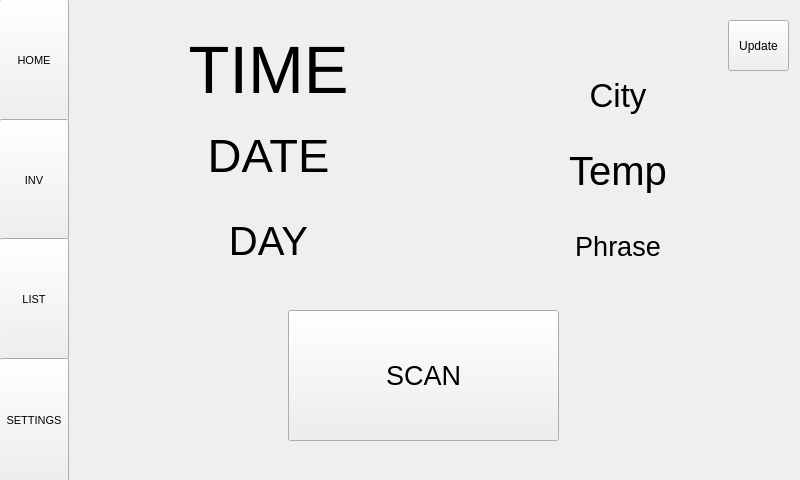
jspinn/Foodventory, file mainwindow.ui: the form before one commit.
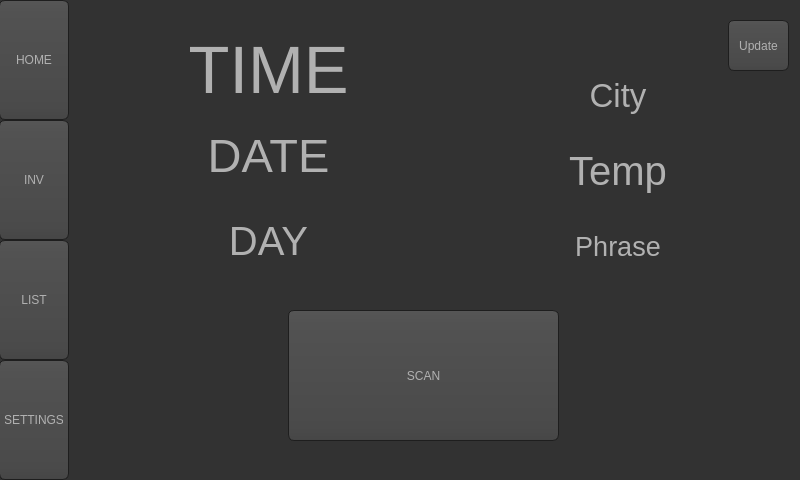
The form after the commit.

Diff of the .ui file:
```diff
--- a/mainwindow.ui
+++ b/mainwindow.ui
@@ -18,6 +18,227 @@
   <property name="windowTitle">
    <string>Foodventory</string>
   </property>
+  <property name="styleSheet">
+   <string notr="true">QWidget
+    {
+        color: #b1b1b1;
+        background-color: #323232;
+    }
+
+
+    QWidget:item:selected
+    {
+        background-color: QLinearGradient( x1: 0, y1: 0, x2: 0, y2: 1, stop: 0 #ffa02f, stop: 1 #00eaff);
+    }
+
+    QWidget:disabled
+    {
+        color: #404040;
+        background-color: #323232;
+    }
+
+    QAbstractItemView
+    {
+        background-color: QLinearGradient( x1: 0, y1: 0, x2: 0, y2: 1, stop: 0 #4d4d4d, stop: 0.1 #646464, stop: 1 #5d5d5d);
+    }
+
+    QWidget:focus
+    {
+        /*border: 2px solid QLinearGradient( x1: 0, y1: 0, x2: 0, y2: 1, stop: 0 #ffa02f, stop: 1 #00eaff);*/
+    }
+
+    QLineEdit
+    {
+        background-color: QLinearGradient( x1: 0, y1: 0, x2: 0, y2: 1, stop: 0 #4d4d4d, stop: 0 #646464, stop: 1 #5d5d5d);
+        padding: 1px;
+        border-style: solid;
+        border: 1px solid #1e1e1e;
+        border-radius: 5;
+    }
+
+    QPushButton
+    {
+        color: #b1b1b1;
+        background-color: QLinearGradient( x1: 0, y1: 0, x2: 0, y2: 1, stop: 0 #565656, stop: 0.1 #525252, stop: 0.5 #4e4e4e, stop: 0.9 #4a4a4a, stop: 1 #464646);
+        border-width: 1px;
+        border-color: #1e1e1e;
+        border-style: solid;
+        border-radius: 6;
+        padding: 3px;
+        font-size: 12px;
+        padding-left: 5px;
+        padding-right: 5px;
+    }
+
+    QPushButton:pressed
+    {
+        background-color: QLinearGradient( x1: 0, y1: 0, x2: 0, y2: 1, stop: 0 #2d2d2d, stop: 0.1 #2b2b2b, stop: 0.5 #292929, stop: 0.9 #282828, stop: 1 #252525);
+    }
+
+    QPushButton:checked
+    {
+        background-color: QLinearGradient( x1: 0, y1: 0, x2: 0, y2: 1, stop: 0 #2d2d2d, stop: 0.1 #2b2b2b, stop: 0.5 #292929, stop: 0.9 #282828, stop: 1 #252525);
+    }
+
+    QComboBox
+    {
+        selection-background-color: #ffaa00;
+        background-color: QLinearGradient( x1: 0, y1: 0, x2: 0, y2: 1, stop: 0 #565656, stop: 0.1 #525252, stop: 0.5 #4e4e4e, stop: 0.9 #4a4a4a, stop: 1 #464646);
+        border-style: solid;
+        border: 1px solid #1e1e1e;
+        border-radius: 5;
+    }
+
+    QComboBox:hover,QPushButton:hover
+    {
+        border: 2px solid QLinearGradient( x1: 0, y1: 0, x2: 0, y2: 1, stop: 0 #ffa02f, stop: 1 #00eaff);
+    }
+
+
+    QComboBox:on
+    {
+        padding-top: 3px;
+        padding-left: 4px;
+        background-color: QLinearGradient( x1: 0, y1: 0, x2: 0, y2: 1, stop: 0 #2d2d2d, stop: 0.1 #2b2b2b, stop: 0.5 #292929, stop: 0.9 #282828, stop: 1 #252525);
+        selection-background-color: #ffaa00;
+    }
+
+    QComboBox QAbstractItemView
+    {
+        border: 2px solid darkgray;
+        selection-background-color: QLinearGradient( x1: 0, y1: 0, x2: 0, y2: 1, stop: 0 #ffa02f, stop: 1 #00eaff);
+    }
+
+    QComboBox::drop-down
+    {
+         subcontrol-origin: padding;
+         subcontrol-position: top right;
+         width: 15px;
+
+         border-left-width: 0px;
+         border-left-color: darkgray;
+         border-left-style: solid; /* just a single line */
+         border-top-right-radius: 3px; /* same radius as the QComboBox */
+         border-bottom-right-radius: 3px;
+     }
+
+     QTextEdit:focus
+     {
+         border: 2px solid QLinearGradient( x1: 0, y1: 0, x2: 0, y2: 1, stop: 0 #ffa02f, stop: 1 #00eaff);
+     }
+
+     QScrollBar:horizontal {
+          border: 1px solid #222222;
+          background: QLinearGradient( x1: 0, y1: 0, x2: 0, y2: 1, stop: 0.0 #121212, stop: 0.2 #282828, stop: 1 #484848);
+          height: 7px;
+          margin: 0px 16px 0 16px;
+     }
+
+     QScrollBar::handle:horizontal
+     {
+           background: QLinearGradient( x1: 0, y1: 0, x2: 1, y2: 0, stop: 0 #ffa02f, stop: 0.5 #00eaff, stop: 1 #ffa02f);
+           min-height: 20px;
+           border-radius: 2px;
+     }
+
+     QScrollBar::add-line:horizontal {
+           border: 1px solid #1b1b19;
+           border-radius: 2px;
+           background: QLinearGradient( x1: 0, y1: 0, x2: 1, y2: 0, stop: 0 #ffa02f, stop: 1 #00eaff);
+           width: 14px;
+           subcontrol-position: right;
+           subcontrol-origin: margin;
+     }
+
+     QScrollBar::sub-line:horizontal {
+           border: 1px solid #1b1b19;
+           border-radius: 2px;
+           background: QLinearGradient( x1: 0, y1: 0, x2: 1, y2: 0, stop: 0 #ffa02f, stop: 1 #00eaff);
+           width: 14px;
+          subcontrol-position: left;
+          subcontrol-origin: margin;
+     }
+
+     QScrollBar::right-arrow:horizontal, QScrollBar::left-arrow:horizontal
+     {
+           border: 1px solid black;
+           width: 1px;
+           height: 1px;
+           background: white;
+     }
+
+     QScrollBar::add-page:horizontal, QScrollBar::sub-page:horizontal
+     {
+           background: none;
+     }
+
+     QScrollBar:vertical
+     {
+           background: QLinearGradient( x1: 0, y1: 0, x2: 1, y2: 0, stop: 0.0 #121212, stop: 0.2 #282828, stop: 1 #484848);
+           width: 7px;
+           margin: 16px 0 16px 0;
+           border: 1px solid #222222;
+     }
+
+     QScrollBar::handle:vertical
+     {
+           background: QLinearGradient( x1: 0, y1: 0, x2: 0, y2: 1, stop: 0 #ffa02f, stop: 0.5 #00eaff, stop: 1 #ffa02f);
+           min-height: 20px;
+           border-radius: 2px;
+     }
+
+     QScrollBar::add-line:vertical
+     {
+           border: 1px solid #1b1b19;
+           border-radius: 2px;
+           background: QLinearGradient( x1: 0, y1: 0, x2: 0, y2: 1, stop: 0 #ffa02f, stop: 1 #00eaff);
+           height: 14px;
+           subcontrol-position: bottom;
+           subcontrol-origin: margin;
+     }
+
+     QScrollBar::sub-line:vertical
+     {
+           border: 1px solid #1b1b19;
+           border-radius: 2px;
+           background: QLinearGradient( x1: 0, y1: 0, x2: 0, y2: 1, stop: 0 #00eaff, stop: 1 #ffa02f);
+           height: 14px;
+           subcontrol-position: top;
+           subcontrol-origin: margin;
+     }
+
+     QScrollBar::up-arrow:vertical, QScrollBar::down-arrow:vertical
+     {
+           border: 1px solid black;
+           width: 1px;
+           height: 1px;
+           background: white;
+     }
+
+
+     QScrollBar::add-page:vertical, QScrollBar::sub-page:vertical
+     {
+           background: none;
+     }
+
+     QTextEdit
+     {
+         background-color: #242424;
+     }
+
+     QHeaderView::section
+     {
+         background-color: QLinearGradient(x1:0, y1:0, x2:0, y2:1, stop:0 #616161, stop: 0.5 #505050, stop: 0.6 #434343, stop:1 #656565);
+         color: white;
+         padding-left: 4px;
+         border: 1px solid #6c6c6c;
+     }
+
+
+     QTableView QTableCornerButton::section{
+        background: #323232;
+     }</string>
+  </property>
   <property name="tabShape">
    <enum>QTabWidget::Rounded</enum>
   </property>
@@ -103,7 +324,7 @@
       </property>
       <property name="font">
        <font>
-        <pointsize>20</pointsize>
+        <pointsize>-1</pointsize>
        </font>
       </property>
       <property name="text">
@@ -778,14 +999,14 @@
     <property name="geometry">
      <rect>
       <x>-1</x>
-      <y>-1</y>
+      <y>0</y>
       <width>70</width>
-      <height>123</height>
+      <height>120</height>
      </rect>
     </property>
     <property name="font">
      <font>
-      <pointsize>8</pointsize>
+      <pointsize>-1</pointsize>
      </font>
     </property>
     <property name="text">
@@ -796,14 +1017,14 @@
     <property name="geometry">
      <rect>
       <x>-1</x>
-      <y>119</y>
+      <y>120</y>
       <width>70</width>
-      <height>122</height>
+      <height>120</height>
      </rect>
     </property>
     <property name="font">
      <font>
-      <pointsize>8</pointsize>
+      <pointsize>-1</pointsize>
      </font>
     </property>
     <property name="text">
@@ -814,14 +1035,14 @@
     <property name="geometry">
      <rect>
       <x>-1</x>
-      <y>238</y>
+      <y>240</y>
       <width>70</width>
-      <height>123</height>
+      <height>120</height>
      </rect>
     </property>
     <property name="font">
      <font>
-      <pointsize>8</pointsize>
+      <pointsize>-1</pointsize>
      </font>
     </property>
     <property name="text">
@@ -832,14 +1053,14 @@
     <property name="geometry">
      <rect>
       <x>-1</x>
-      <y>358</y>
+      <y>360</y>
       <width>70</width>
-      <height>124</height>
+      <height>120</height>
      </rect>
     </property>
     <property name="font">
      <font>
-      <pointsize>8</pointsize>
+      <pointsize>-1</pointsize>
      </font>
     </property>
     <property name="text">
```
